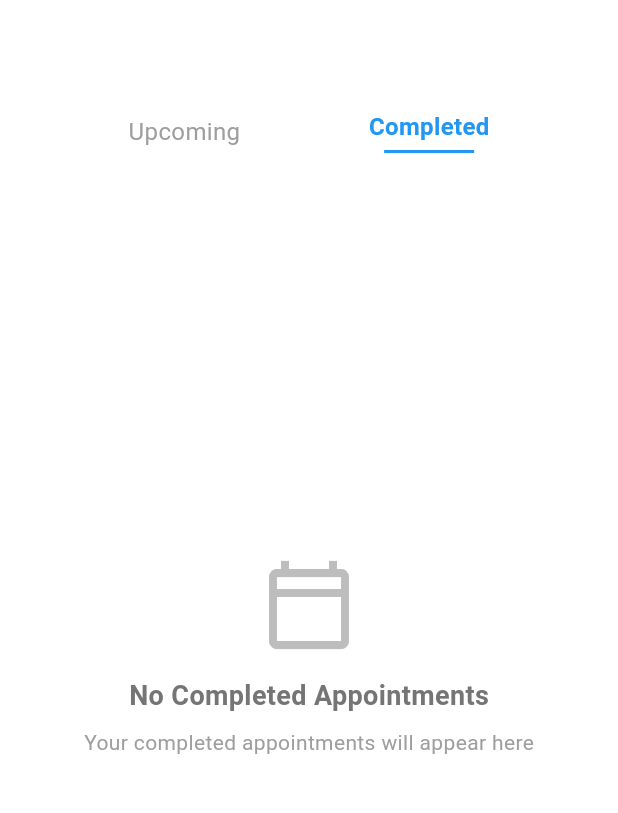
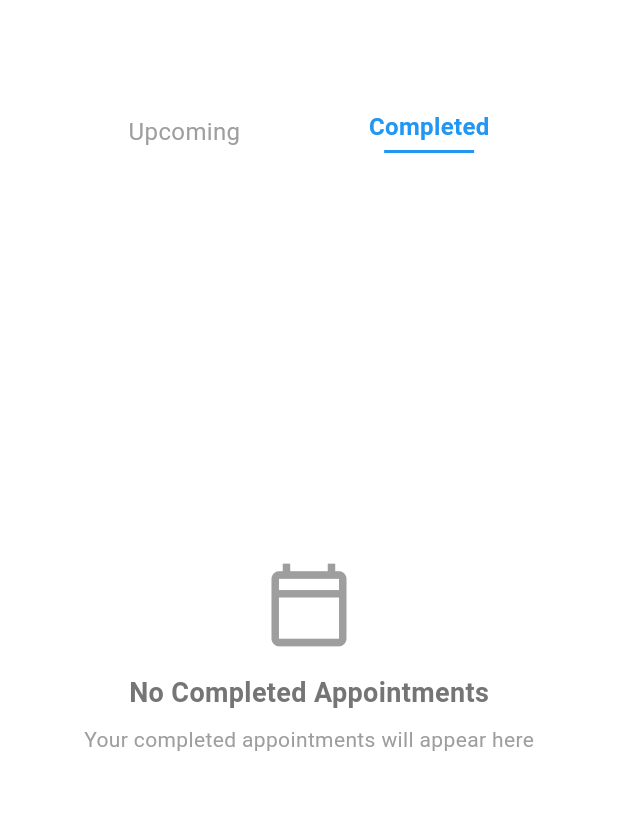
Before and after one commit to fouzzann/Doctor-Connect, a Flutter app: the AppointmentContent screen opened directly, after a tap on "Completed", on a phone screen of 412 x 824 dp, the part 105-918 px from its top. Run offline on Flutter 3.47's test engine with Material 3 defaults, Android fonts, the phone set to English and light mode, and no system bars; our stand-ins replace cloud_firestore, dio, firebase_auth, firebase_core, flutter_animate, flutter_dotenv and 4 more; accounts and stored records are empty.

Commit message:
alighned the upcoming screen and completed screen

```diff
--- a/analysis_options.yaml
+++ b/analysis_options.yaml
@@ -7,6 +7,9 @@
 
 # The following line activates a set of recommended lints for Flutter apps,
 # packages, and plugins designed to encourage good coding practices.
+analyzer:
+  errors:
+    deprecated_member_use: ignore
 include: package:flutter_lints/flutter.yaml
 
 linter:
--- a/lib/views/widgets/completed_appointment/no_completed_appointment.dart
+++ b/lib/views/widgets/completed_appointment/no_completed_appointment.dart
@@ -12,10 +12,10 @@ class NoCompletedAppointments extends StatelessWidget {
       child: Column(
         mainAxisAlignment: MainAxisAlignment.center,
         children: [
-          Icon(
+         Icon(
             Icons.calendar_today_outlined,
-            size: 64,
-            color: Colors.grey[400],
+            size: 60,
+            color: Colors.grey,
           ),
           const SizedBox(height: 16),
           Text(
@@ -29,9 +29,9 @@ class NoCompletedAppointments extends StatelessWidget {
           const SizedBox(height: 8),
           Text(
             'Your completed appointments will appear here',
-            style: TextStyle(
+            style:TextStyle(
+              color: Colors.grey[500],
               fontSize: 14,
-              color: Colors.grey[500],
             ),
           ),
         ],
--- a/lib/views/widgets/upcoming_appointment/no_appointmets_view.dart
+++ b/lib/views/widgets/upcoming_appointment/no_appointmets_view.dart
@@ -11,21 +11,21 @@ class NoAppointmentsView extends StatelessWidget {
         children: [
           const Icon(
             Icons.calendar_today_outlined,
-            size: 80,
+            size: 60,
             color: Colors.grey,
           ),
           const SizedBox(height: 16),
           Text(
             'No Upcoming Appointments',
             style: TextStyle(
+              fontSize: 18,
+              fontWeight: FontWeight.w600,
               color: Colors.grey[600],
-              fontSize: 16,
-              fontWeight: FontWeight.w500,
             ),
           ),
           const SizedBox(height: 8),
           Text(
-            'Check back later or add new appointments.',
+            'Check back later or wait for a new appointments.',
             style: TextStyle(
               color: Colors.grey[500],
               fontSize: 14,
```
Also changed, not shown: pubspec.lock.
